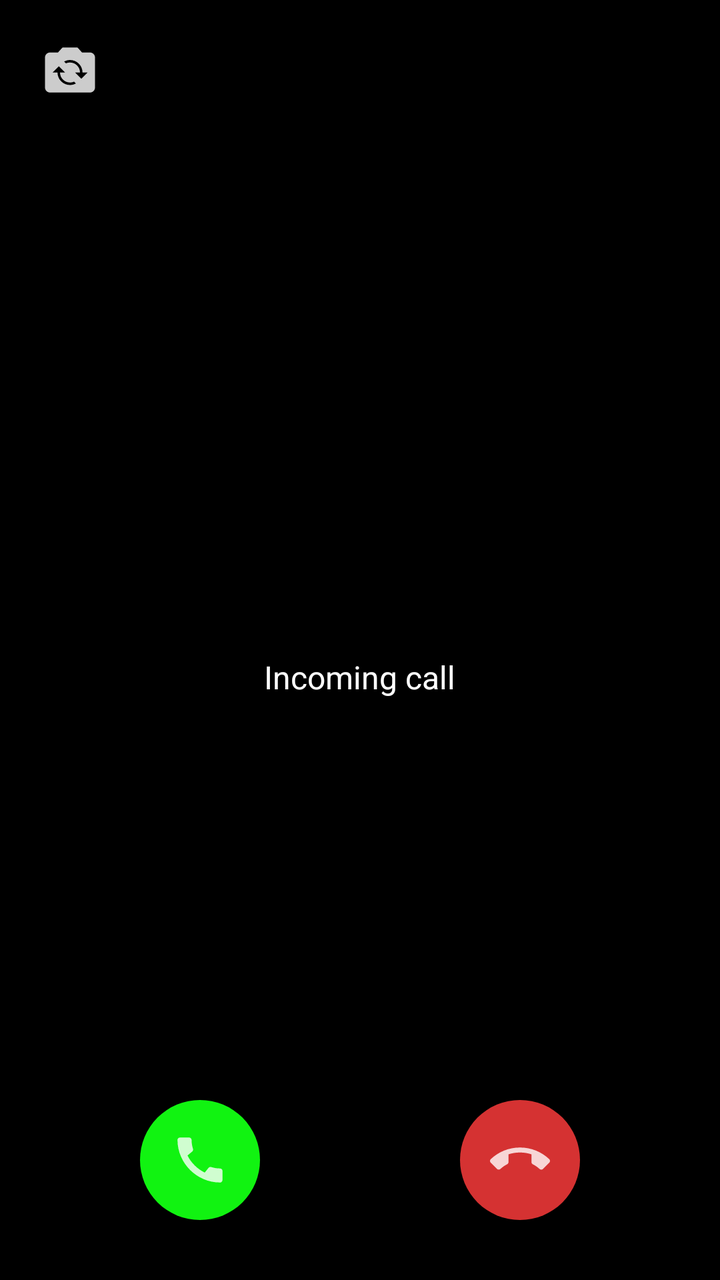
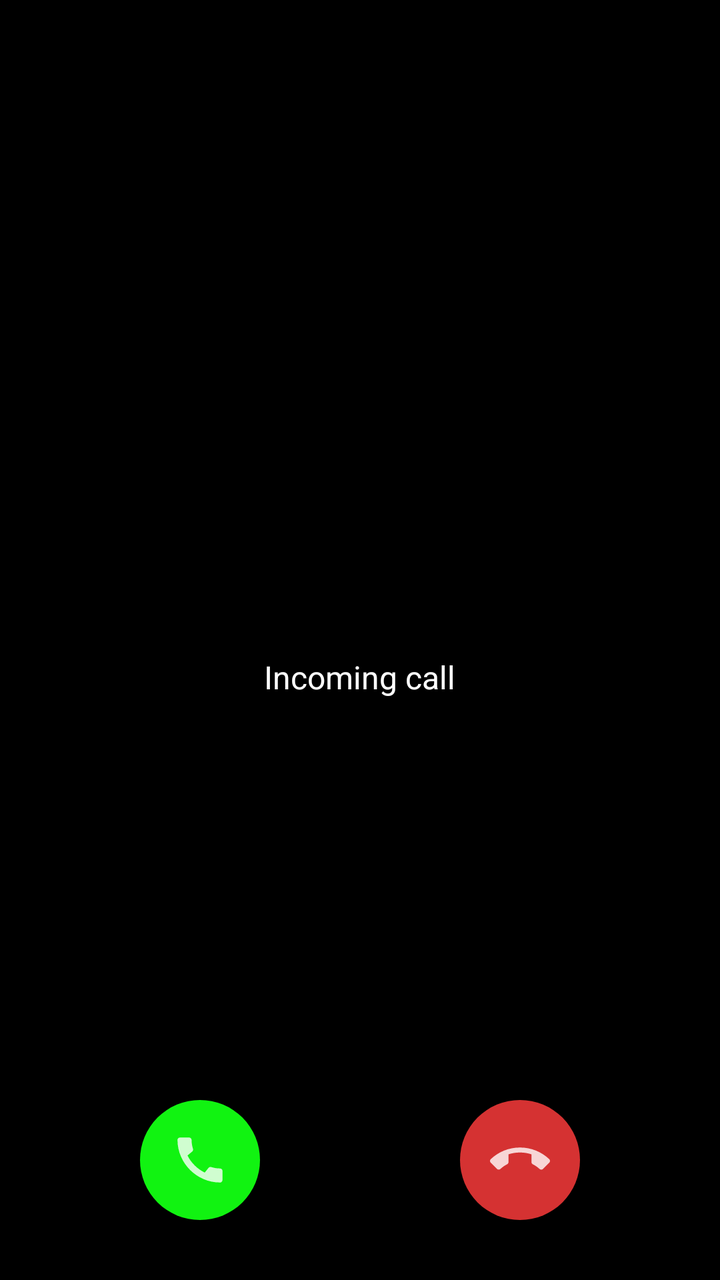

The first picture is an Android layout as it rendered before a commit; the second is the same layout after the commit. The layout source and the unified diff follow.
<!-- AndroidManifest.xml: activity theme Theme.AppCompat.Light.NoActionBar -->
<!-- res/layout/activity_incoming_call.xml -->
<?xml version="1.0" encoding="utf-8"?>
<RelativeLayout xmlns:android="http://schemas.android.com/apk/res/android"
    android:layout_width="match_parent"
    android:layout_height="match_parent"
    android:background="@android:color/black"
    android:gravity="center_horizontal"
    android:orientation="vertical">

    <FrameLayout
        android:id="@+id/v_remote"
        android:layout_width="match_parent"
        android:layout_height="match_parent" />

    <FrameLayout
        android:id="@+id/v_local"
        android:layout_width="80dp"
        android:layout_height="120dp"
        android:layout_alignParentRight="true"
        android:layout_margin="20dp" />

    <ImageButton
        android:id="@+id/btn_switch"
        android:layout_width="30dp"
        android:layout_height="30dp"
        android:layout_margin="20dp"
        android:background="@drawable/ic_switch" />

    <LinearLayout
        android:layout_width="wrap_content"
        android:layout_height="wrap_content"
        android:layout_centerInParent="true"
        android:gravity="center"
        android:orientation="vertical">

        <TextView
            android:id="@+id/tv_from"
            android:layout_width="wrap_content"
            android:layout_height="wrap_content"
            android:textColor="#ffffff"
            android:textSize="24sp" />

        <TextView
            android:id="@+id/tv_state"
            android:layout_width="wrap_content"
            android:layout_height="wrap_content"
            android:layout_marginTop="5dp"
            android:text="Incoming call"
            android:textColor="#ffffff"
            android:textSize="16sp" />
    </LinearLayout>

    <LinearLayout
        android:layout_width="match_parent"
        android:layout_height="wrap_content"
        android:layout_alignParentBottom="true"
        android:layout_marginBottom="10dp"
        android:gravity="center"
        android:orientation="vertical">

        <LinearLayout
            android:id="@+id/v_control"
            android:layout_width="wrap_content"
            android:layout_height="wrap_content"
            android:visibility="gone">

            <ImageButton
                android:id="@+id/btn_speaker"
                android:layout_width="wrap_content"
                android:layout_height="wrap_content"
                android:background="@drawable/btn_speaker_off" />

            <ImageButton
                android:id="@+id/btn_video"
                android:layout_width="wrap_content"
                android:layout_height="wrap_content"
                android:layout_marginLeft="40dp"
                android:background="@drawable/btn_video_off" />

            <ImageButton
                android:id="@+id/btn_mute"
                android:layout_width="wrap_content"
                android:layout_height="wrap_content"
                android:layout_marginLeft="40dp"
                android:background="@drawable/btn_mic" />

        </LinearLayout>

        <LinearLayout
            android:id="@+id/v_incoming"
            android:layout_width="wrap_content"
            android:layout_height="wrap_content"
            android:layout_marginTop="20dp"
            android:layout_marginBottom="20dp">

            <ImageButton
                android:id="@+id/btn_answer"
                android:layout_width="wrap_content"
                android:layout_height="wrap_content"
                android:layout_marginRight="100dp"
                android:background="@drawable/btn_answer_call_selector" />

            <ImageButton
                android:id="@+id/btn_reject"
                android:layout_width="wrap_content"
                android:layout_height="wrap_content"
                android:background="@drawable/btn_end_call_selector" />
        </LinearLayout>

        <ImageButton
            android:id="@+id/btn_end"
            android:layout_width="wrap_content"
            android:layout_height="wrap_content"
            android:layout_marginTop="20dp"
            android:layout_marginBottom="20dp"
            android:background="@drawable/btn_end_call_selector"
            android:visibility="gone" />
    </LinearLayout>
</RelativeLayout>
<!-- resources referenced by this layout -->
<resources>
  <!-- drawable btn_end_call_selector (drawable) -->
  <?xml version="1.0" encoding="utf-8"?>
  <selector xmlns:android="http://schemas.android.com/apk/res/android">
      <item android:drawable="@drawable/bg_btn_end_call_selected" android:state_focused="true" />
      <item android:drawable="@drawable/bg_btn_end_call_selected" android:state_selected="true" />
      <item android:drawable="@drawable/bg_btn_end_call_selected" android:state_pressed="true" />
      <item android:drawable="@drawable/bg_btn_end_call" />
  
  </selector>
  <!-- drawable btn_mic (drawable) -->
  <?xml version="1.0" encoding="utf-8"?>
  <layer-list xmlns:android="http://schemas.android.com/apk/res/android">
      <item
          android:width="60dp"
          android:height="60dp">
          <shape android:shape="oval">
              <solid android:color="@color/greyLight" />
          </shape>
      </item>
      <item
          android:width="30dp"
          android:height="30dp"
          android:drawable="@drawable/ic_mic"
          android:gravity="center" />
  </layer-list>
  <!-- drawable btn_speaker_off (drawable) -->
  <?xml version="1.0" encoding="utf-8"?>
  <layer-list xmlns:android="http://schemas.android.com/apk/res/android">
      <item
          android:width="60dp"
          android:height="60dp">
          <shape android:shape="oval">
              <solid android:color="@color/greyLight" />
          </shape>
      </item>
      <item
          android:width="30dp"
          android:height="30dp"
          android:drawable="@drawable/ic_speaker_off"
          android:gravity="center" />
  </layer-list>
  <!-- drawable btn_video_off (drawable) -->
  <?xml version="1.0" encoding="utf-8"?>
  <layer-list xmlns:android="http://schemas.android.com/apk/res/android">
      <item
          android:width="60dp"
          android:height="60dp">
          <shape android:shape="oval">
              <solid android:color="@color/white" />
          </shape>
      </item>
      <item
          android:width="30dp"
          android:height="30dp"
          android:drawable="@drawable/ic_video_off"
          android:gravity="center" />
  </layer-list>
  <!-- drawable bg_btn_end_call_selected (drawable) -->
  <?xml version="1.0" encoding="utf-8"?>
  <layer-list xmlns:android="http://schemas.android.com/apk/res/android">
      <item
          android:width="60dp"
          android:height="60dp">
          <shape android:shape="oval">
              <solid android:color="@color/redDark" />
          </shape>
      </item>
      <item
          android:width="30dp"
          android:height="30dp"
          android:drawable="@drawable/ic_end_call"
          android:gravity="center" />
  </layer-list>
  <!-- drawable bg_btn_end_call (drawable) -->
  <?xml version="1.0" encoding="utf-8"?>
  <layer-list xmlns:android="http://schemas.android.com/apk/res/android">
      <item
          android:width="60dp"
          android:height="60dp">
          <shape android:shape="oval">
              <solid android:color="@color/redLight" />
          </shape>
      </item>
      <item
          android:width="30dp"
          android:height="30dp"
          android:drawable="@drawable/ic_end_call"
          android:gravity="center" />
  </layer-list>
  <color name="greyLight">#ADA9A9</color>
  <color name="white">#FFFFFFFF</color>
  <!-- drawable ic_video_off (drawable-anydpi) -->
  <vector xmlns:android="http://schemas.android.com/apk/res/android"
      android:width="24dp"
      android:height="24dp"
      android:viewportWidth="24"
      android:viewportHeight="24"
      android:tint="#000000"
      android:alpha="0.8">
    <path
        android:fillColor="@android:color/white"
        android:pathData="M21,6.5l-4,4V7c0,-0.55 -0.45,-1 -1,-1H9.82L21,17.18V6.5zM3.27,2L2,3.27 4.73,6H4c-0.55,0 -1,0.45 -1,1v10c0,0.55 0.45,1 1,1h12c0.21,0 0.39,-0.08 0.54,-0.18L19.73,21 21,19.73 3.27,2z"/>
  </vector>
  <color name="greenDark">#0EC20E</color>
  <color name="greenLight">#11F311</color>
  <color name="redDark">#952323</color>
  <color name="redLight">#D53232</color>
  <!-- unchanged entries left out for length: 8 -->
</resources>

<!-- the commit's change to res/layout/activity_incoming_call.xml (unified diff, before → after) -->
@@ -22,8 +22,14 @@
         android:id="@+id/btn_switch"
         android:layout_width="30dp"
         android:layout_height="30dp"
-        android:layout_margin="20dp"
-        android:background="@drawable/ic_switch" />
+        android:layout_marginStart="20dp"
+        android:layout_marginLeft="20dp"
+        android:layout_marginTop="20dp"
+        android:layout_marginEnd="20dp"
+        android:layout_marginRight="20dp"
+        android:layout_marginBottom="20dp"
+        android:background="@drawable/ic_switch"
+        android:visibility="gone" />
 
     <LinearLayout
         android:layout_width="wrap_content"
@@ -74,7 +80,7 @@
                 android:layout_width="wrap_content"
                 android:layout_height="wrap_content"
                 android:layout_marginLeft="40dp"
-                android:background="@drawable/btn_video_off" />
+                android:background="@drawable/btn_video" />
 
             <ImageButton
                 android:id="@+id/btn_mute"
<!-- resource entries referenced after the edit -->
@@ -41,20 +41,20 @@
           android:drawable="@drawable/ic_speaker_off"
           android:gravity="center" />
   </layer-list>
-  <!-- drawable btn_video_off (drawable) -->
+  <!-- drawable btn_video (drawable) -->
   <?xml version="1.0" encoding="utf-8"?>
   <layer-list xmlns:android="http://schemas.android.com/apk/res/android">
       <item
           android:width="60dp"
           android:height="60dp">
           <shape android:shape="oval">
-              <solid android:color="@color/white" />
+              <solid android:color="@color/greyLight" />
           </shape>
       </item>
       <item
           android:width="30dp"
           android:height="30dp"
-          android:drawable="@drawable/ic_video_off"
+          android:drawable="@drawable/ic_video"
           android:gravity="center" />
   </layer-list>
   <!-- drawable bg_btn_end_call_selected (drawable) -->
@@ -90,14 +90,13 @@
           android:gravity="center" />
   </layer-list>
   <color name="greyLight">#ADA9A9</color>
-  <color name="white">#FFFFFFFF</color>
-  <!-- drawable ic_video_off (drawable-anydpi) -->
+  <!-- drawable ic_video (drawable-anydpi) -->
   <vector xmlns:android="http://schemas.android.com/apk/res/android"
       android:width="24dp"
       android:height="24dp"
       android:viewportWidth="24"
       android:viewportHeight="24"
-      android:tint="#000000"
+      android:tint="#FFFFFF"
       android:alpha="0.8">
     <path
         android:fillColor="@android:color/white"
